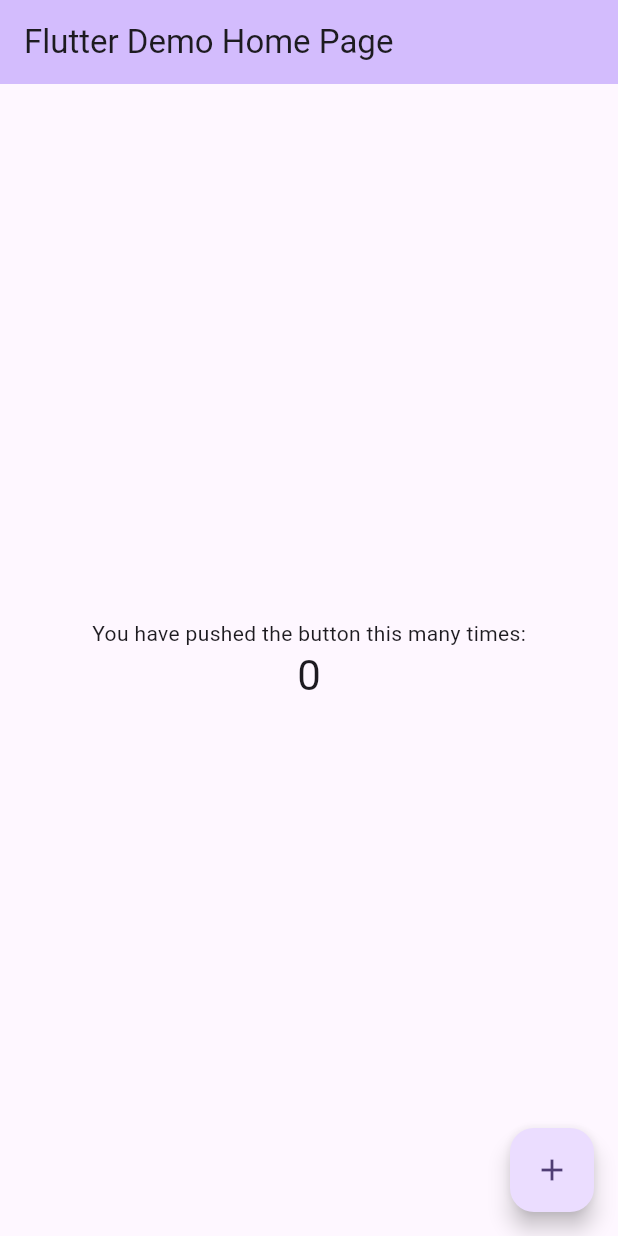
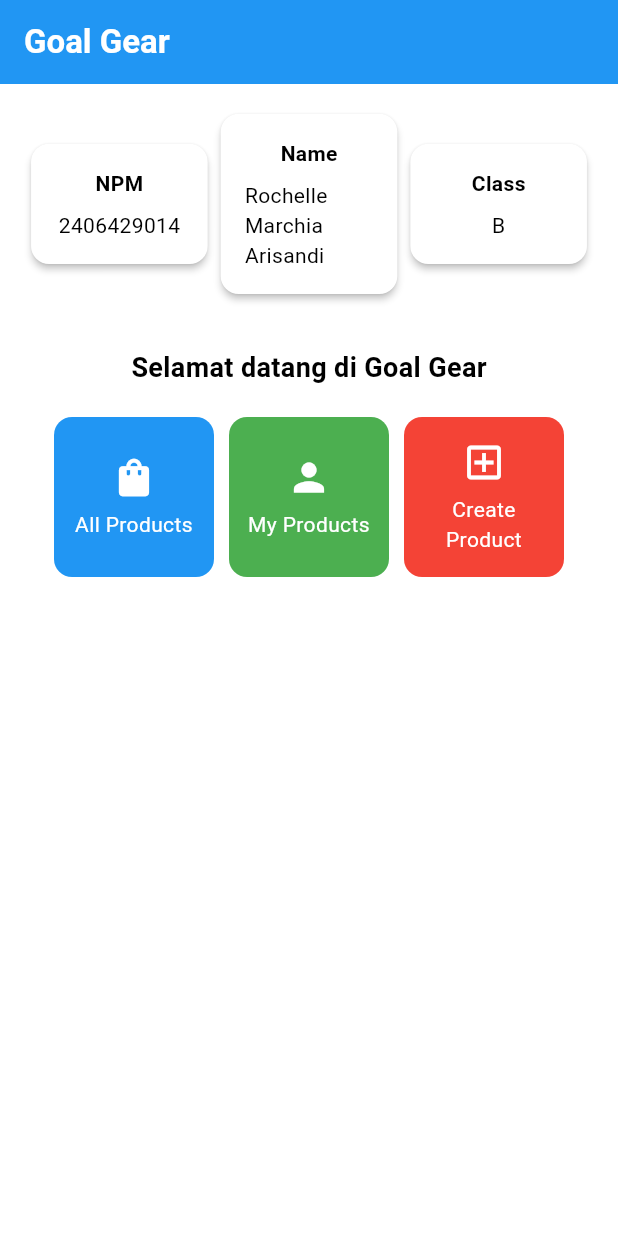
Before and after one commit to rochellearis/goal-gear-mobile, a Flutter app: the screen it shows after launch, on a phone screen of 412 x 824 dp. Run offline on Flutter 3.47's test engine with Material 3 defaults, Android fonts, the phone set to English and light mode, and no system bars.

Commit message:
Tugas 7: Elemen Dasar Flutter

```diff
--- a/lib/main.dart
+++ b/lib/main.dart
@@ -1,4 +1,5 @@
 import 'package:flutter/material.dart';
+import 'package:goal_gear/menu.dart';
 
 void main() {
   runApp(const MyApp());
@@ -28,95 +29,10 @@ class MyApp extends StatelessWidget {
         //
         // This works for code too, not just values: Most code changes can be
         // tested with just a hot reload.
-        colorScheme: ColorScheme.fromSeed(seedColor: Colors.deepPurple),
+        colorScheme: ColorScheme.fromSwatch(primarySwatch: Colors.blue)
+            .copyWith(secondary: Colors.blueAccent[400]),
       ),
-      home: const MyHomePage(title: 'Flutter Demo Home Page'),
+      home: MyHomePage(),
     );
   }
 }
-
-class MyHomePage extends StatefulWidget {
-  const MyHomePage({super.key, required this.title});
-
-  // This widget is the home page of your application. It is stateful, meaning
-  // that it has a State object (defined below) that contains fields that affect
-  // how it looks.
-
-  // This class is the configuration for the state. It holds the values (in this
-  // case the title) provided by the parent (in this case the App widget) and
-  // used by the build method of the State. Fields in a Widget subclass are
-  // always marked "final".
-
-  final String title;
-
-  @override
-  State<MyHomePage> createState() => _MyHomePageState();
-}
-
-class _MyHomePageState extends State<MyHomePage> {
-  int _counter = 0;
-
-  void _incrementCounter() {
-    setState(() {
-      // This call to setState tells the Flutter framework that something has
-      // changed in this State, which causes it to rerun the build method below
-      // so that the display can reflect the updated values. If we changed
-      // _counter without calling setState(), then the build method would not be
-      // called again, and so nothing would appear to happen.
-      _counter++;
-    });
-  }
-
-  @override
-  Widget build(BuildContext context) {
-    // This method is rerun every time setState is called, for instance as done
-    // by the _incrementCounter method above.
-    //
-    // The Flutter framework has been optimized to make rerunning build methods
-    // fast, so that you can just rebuild anything that needs updating rather
-    // than having to individually change instances of widgets.
-    return Scaffold(
-      appBar: AppBar(
-        // TRY THIS: Try changing the color here to a specific color (to
-        // Colors.amber, perhaps?) and trigger a hot reload to see the AppBar
-        // change color while the other colors stay the same.
-        backgroundColor: Theme.of(context).colorScheme.inversePrimary,
-        // Here we take the value from the MyHomePage object that was created by
-        // the App.build method, and use it to set our appbar title.
-        title: Text(widget.title),
-      ),
-      body: Center(
-        // Center is a layout widget. It takes a single child and positions it
-        // in the middle of the parent.
-        child: Column(
-          // Column is also a layout widget. It takes a list of children and
-          // arranges them vertically. By default, it sizes itself to fit its
-          // children horizontally, and tries to be as tall as its parent.
-          //
-          // Column has various properties to control how it sizes itself and
-          // how it positions its children. Here we use mainAxisAlignment to
-          // center the children vertically; the main axis here is the vertical
-          // axis because Columns are vertical (the cross axis would be
-          // horizontal).
-          //
-          // TRY THIS: Invoke "debug painting" (choose the "Toggle Debug Paint"
-          // action in the IDE, or press "p" in the console), to see the
-          // wireframe for each widget.
-          mainAxisAlignment: MainAxisAlignment.center,
-          children: <Widget>[
-            const Text('You have pushed the button this many times:'),
-            Text(
-              '$_counter',
-              style: Theme.of(context).textTheme.headlineMedium,
-            ),
-          ],
-        ),
-      ),
-      floatingActionButton: FloatingActionButton(
-        onPressed: _incrementCounter,
-        tooltip: 'Increment',
-        child: const Icon(Icons.add),
-      ), // This trailing comma makes auto-formatting nicer for build methods.
-    );
-  }
-}
--- /dev/null
+++ b/lib/menu.dart
@@ -0,0 +1,188 @@
+import 'package:flutter/material.dart';
+
+class MyHomePage extends StatelessWidget {
+  MyHomePage({super.key});
+
+  final String nama = "Rochelle Marchia Arisandi"; //nama
+  final String npm = "2406429014"; //npm
+  final String kelas = "B"; //kelas
+  final List<ItemHomepage> items = [
+    ItemHomepage("All Products", Icons.shopping_bag, Colors.blue),
+    ItemHomepage("My Products", Icons.person, Colors.green),
+    ItemHomepage("Create Product", Icons.add_box_outlined, Colors.red),
+  ];
+
+  @override
+  Widget build(BuildContext context) {
+    // Scaffold menyediakan struktur dasar halaman dengan AppBar dan body.
+    return Scaffold(
+      // AppBar adalah bagian atas halaman yang menampilkan judul.
+      appBar: AppBar(
+        // Judul aplikasi "Goal Gear" dengan teks putih dan tebal.
+        title: const Text(
+          'Goal Gear',
+          style: TextStyle(
+            color: Colors.white,
+            fontWeight: FontWeight.bold,
+          ),
+        ),
+        // Warna latar belakang AppBar diambil dari skema warna tema aplikasi.
+        backgroundColor: Theme.of(context).colorScheme.primary,
+      ),
+      // Body halaman dengan padding di sekelilingnya.
+      body: Padding(
+        padding: const EdgeInsets.all(16.0),
+        // Menyusun widget secara vertikal dalam sebuah kolom.
+        child: Column(
+          crossAxisAlignment: CrossAxisAlignment.center,
+          children: [
+            // Row untuk menampilkan 3 InfoCard secara horizontal.
+            Row(
+              mainAxisAlignment: MainAxisAlignment.spaceEvenly,
+              children: [
+                InfoCard(title: 'NPM', content: npm),
+                InfoCard(title: 'Name', content: nama),
+                InfoCard(title: 'Class', content: kelas),
+              ],
+            ),
+
+            // Memberikan jarak vertikal 16 unit.
+            const SizedBox(height: 16.0),
+
+            // Menempatkan widget berikutnya di tengah halaman.
+            Center(
+              child: Column(
+                // Menyusun teks dan grid item secara vertikal.
+
+                children: [
+                  // Menampilkan teks sambutan dengan gaya tebal dan ukuran 18.
+                  const Padding(
+                    padding: EdgeInsets.only(top: 16.0),
+                    child: Text(
+                      'Selamat datang di Goal Gear',
+                      style: TextStyle(
+                        fontWeight: FontWeight.bold,
+                        fontSize: 18.0,
+                      ),
+                    ),
+                  ),
+
+                  // Grid untuk menampilkan ItemCard dalam bentuk grid 3 kolom.
+                  GridView.count(
+                    primary: true,
+                    padding: const EdgeInsets.all(20),
+                    crossAxisSpacing: 10,
+                    mainAxisSpacing: 10,
+                    crossAxisCount: 3,
+                    // Agar grid menyesuaikan tinggi kontennya.
+                    shrinkWrap: true,
+
+                    // Menampilkan ItemCard untuk setiap item dalam list items.
+                    children: items.map((ItemHomepage item) {
+                      return ItemCard(item);
+                    }).toList(),
+                  ),
+                ],
+              ),
+            ),
+          ],
+        ),
+      ),
+    );
+  }
+}
+
+class InfoCard extends StatelessWidget {
+  // Kartu informasi yang menampilkan title dan content.
+
+  final String title;  // Judul kartu.
+  final String content;  // Isi kartu.
+
+  const InfoCard({super.key, required this.title, required this.content});
+
+  @override
+  Widget build(BuildContext context) {
+    return Card(
+      // Membuat kotak kartu dengan bayangan dibawahnya.
+      elevation: 2.0,
+      child: Container(
+        // Mengatur ukuran dan jarak di dalam kartu.
+        width: MediaQuery.of(context).size.width / 3.5, // menyesuaikan dengan lebar device yang digunakan.
+        padding: const EdgeInsets.all(16.0),
+        // Menyusun title dan content secara vertikal.
+        child: Column(
+          children: [
+            Text(
+              title,
+              style: const TextStyle(fontWeight: FontWeight.bold),
+            ),
+            const SizedBox(height: 8.0),
+            Text(content),
+          ],
+        ),
+      ),
+    );
+  }
+}
+
+class ItemHomepage {
+  final String name;
+  final IconData icon;
+  final Color color; // for button colors
+
+  ItemHomepage(this.name, this.icon, this.color);
+}
+
+class ItemCard extends StatelessWidget {
+  // Menampilkan kartu dengan ikon dan nama.
+
+  final ItemHomepage item;
+
+  const ItemCard(this.item, {super.key});
+
+  @override
+  Widget build(BuildContext context) {
+    return Material(
+      // Menentukan warna latar belakang dari tema aplikasi.
+      color: item.color, // use the item's color
+      // Membuat sudut kartu melengkung.
+      borderRadius: BorderRadius.circular(12),
+
+      child: InkWell(
+        borderRadius: BorderRadius.circular(12), // match Material's radius
+        // Aksi ketika kartu ditekan.
+        onTap: () {
+          // Menampilkan pesan SnackBar saat kartu ditekan.
+          ScaffoldMessenger.of(context)
+            ..hideCurrentSnackBar()
+            ..showSnackBar(
+                SnackBar(content: Text("Kamu telah menekan tombol ${item.name}!"))
+            );
+        },
+        // Container untuk menyimpan Icon dan Text
+        child: Container(
+          padding: const EdgeInsets.all(8),
+          child: Center(
+            child: Column(
+              // Menyusun ikon dan teks di tengah kartu.
+              mainAxisAlignment: MainAxisAlignment.center,
+              children: [
+                Icon(
+                  item.icon,
+                  color: Colors.white,
+                  size: 30.0,
+                ),
+                const Padding(padding: EdgeInsets.all(3)),
+                Text(
+                  item.name,
+                  textAlign: TextAlign.center,
+                  style: const TextStyle(color: Colors.white),
+                ),
+              ],
+            ),
+          ),
+        ),
+      ),
+    );
+  }
+}
```
Also changed, not shown: 1 other file.
